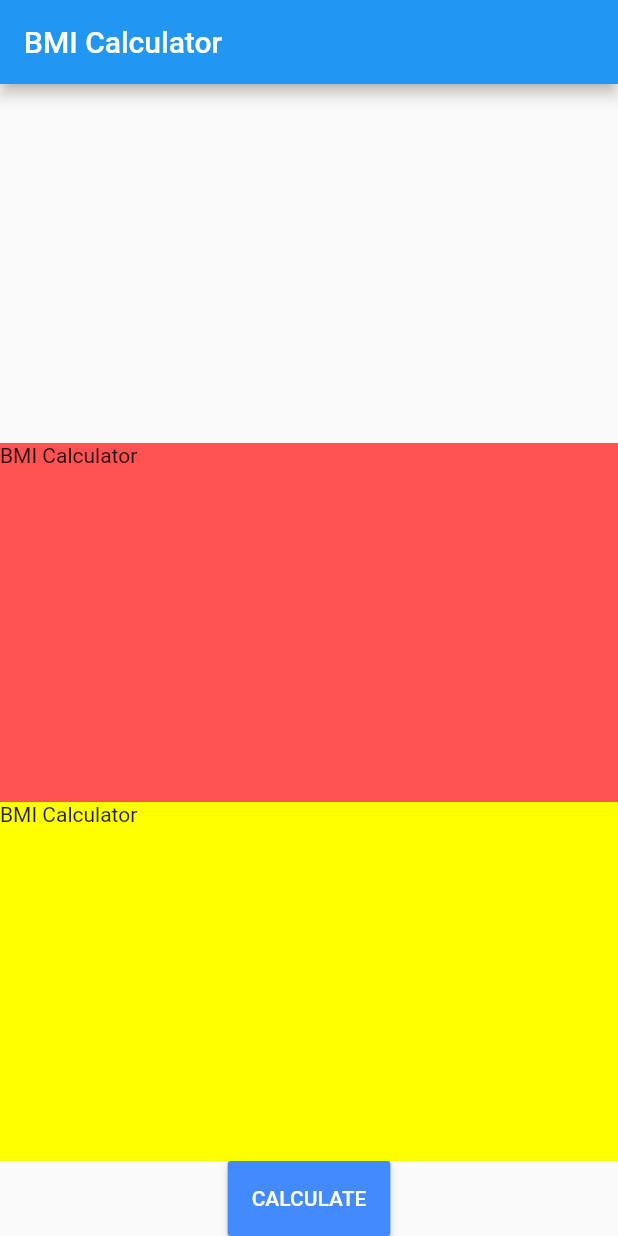
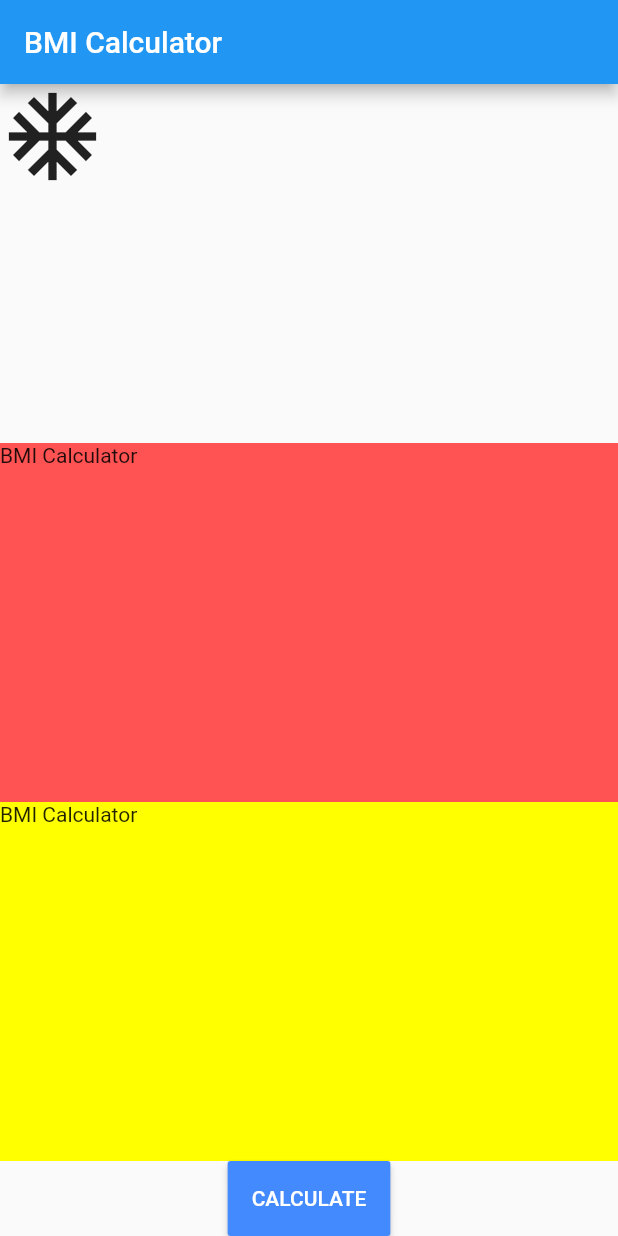
Before and after one commit to Devsaci/bmi_calculator_mansour, a Flutter app: the screen it shows after launch, on a phone screen of 412 x 824 dp. Run offline on Flutter 3.47's test engine with Material 2 defaults, Android fonts, the phone set to English and light mode, and no system bars.

Commit message:
Column/Icons

```diff
--- a/lib/bmi_screen.dart
+++ b/lib/bmi_screen.dart
@@ -20,9 +20,14 @@ class _BmiScreenState extends State<BmiScreen> {
         children: [
           Expanded(
             child: Row(
-           children: [
+              children: [
+                Column(
+                  children: [
+                    Icon(Icons.ac_unit,size: 70.0,),
 
-           ],
+                  ],
+                ),
+              ],
             ),
           ),
           Expanded(
```
